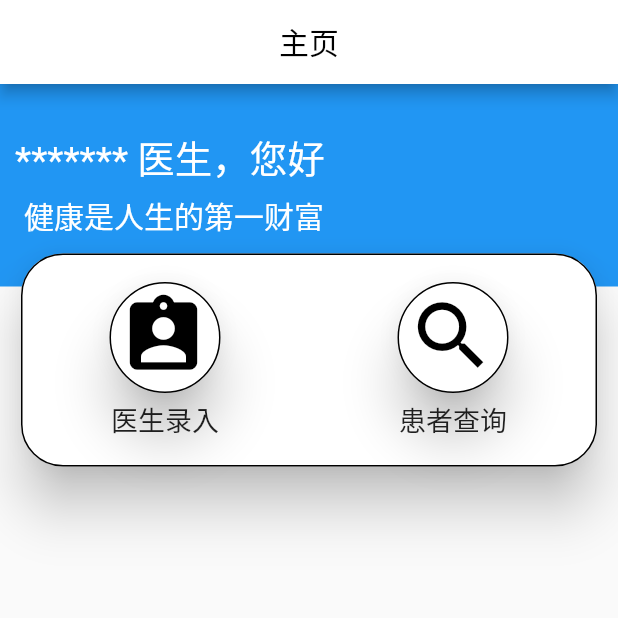
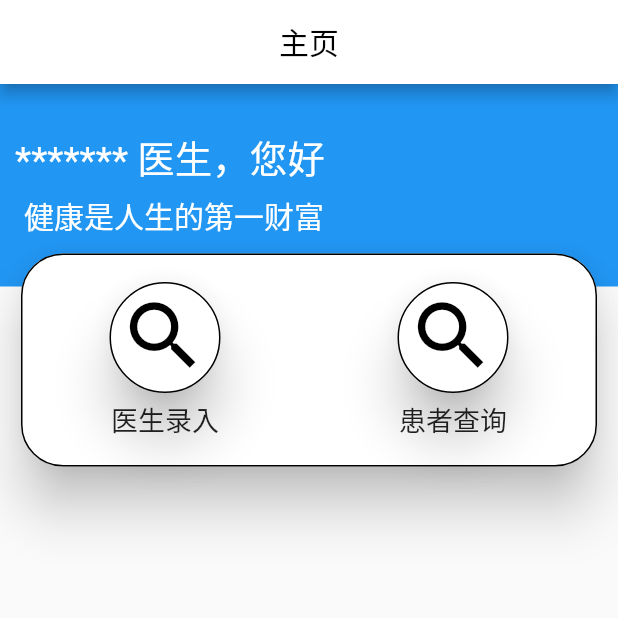
Before and after one commit to Dodoushu/ASECloudRecord, a Flutter app: the MainPage screen opened directly, on a phone screen of 412 x 824 dp, the top half of it. Run offline on Flutter 3.47's test engine with Material 2 defaults, Android fonts, the phone set to English and light mode, and no system bars; our stand-ins replace dio, file_picker, image_picker, photo_view, shared_preferences; missing offline and left inert: dart:ffi; accounts and stored records are empty.

Commit message:
路由逻辑错误修改

```diff
--- a/lib/doctor/MainFunctionPage.dart
+++ b/lib/doctor/MainFunctionPage.dart
@@ -1,5 +1,6 @@
 import 'package:flutter/material.dart';
 import 'BottomNavigationBar.dart';
+import 'Search.dart';
 void main() {
   runApp(new MaterialApp(
     title: '患者主功能页',
@@ -103,21 +104,32 @@ class MainPage extends StatelessWidget {
                                                   Radius.circular(100.0)),
                                               side: BorderSide(width: 1.0)),
                                         )),
-                                  new Container(
+                                    new InkWell(
+                                        onTap: (){
+                                          //Navigator.push(context, MaterialPageRoute(builder: (context) => 录入页面));
+                                        },
+                                        child: new Container(
 //                                                alignment: Alignment.center,
                                             padding: EdgeInsets.all(10),
                                             child: Icon(
-                                        Icons.assignment_ind,
+                                              Icons.search,
                                               size: 60,
                                               color: Colors.black,
                                             ))
+                                    ),
                                   ]),
-                                new Container(
+                                  new InkWell(
+                                    onTap: (){
+                                      //Navigator.push(context, MaterialPageRoute(builder: (context) => 录入页面));
+                                    },
+                                    child: Container(
                                         child: Text(
                                           '医生录入',
                                           style: TextStyle(fontSize: 18),
-                                ))
-                              ])),
+                                        )),
+                                  )
+                                ]),
+                              ),
                             ),
                             new Expanded(
                               child: new Container(
@@ -133,7 +145,11 @@ class MainPage extends StatelessWidget {
                                                 Radius.circular(100.0)),
                                             side: BorderSide(width: 1.0)),
                                       )),
-                                  new Container(
+                                  new InkWell(
+                                    onTap: (){
+                                      Navigator.push(context, MaterialPageRoute(builder: (context) => Search()));
+                                    },
+                                      child: new Container(
 //                                                alignment: Alignment.center,
                                           padding: EdgeInsets.all(10),
                                           child: Icon(
@@ -141,13 +157,20 @@ class MainPage extends StatelessWidget {
                                             size: 60,
                                             color: Colors.black,
                                           ))
+                                  ),
                                 ]),
-                                new Container(
+                                new InkWell(
+                                  onTap: (){
+                                    Navigator.push(context, MaterialPageRoute(builder: (context) => Search()));
+                                  },
+                                  child: Container(
                                       child: Text(
                                         '患者查询',
                                         style: TextStyle(fontSize: 18),
-                                ))
-                              ])),
+                                      )),
+                                )
+                              ]),
+                              ),
                             )
                           ]),
                     )),
--- a/lib/doctor/Search.dart
+++ b/lib/doctor/Search.dart
@@ -8,8 +8,6 @@ void main() => runApp(MaterialApp(
     ));
 
 class Search extends StatelessWidget {
-  BottomNavigationBarClass Bottom_NavigationBar =
-      new BottomNavigationBarClass();
   String name;
   String phone_num;
   String ID_num;
@@ -203,7 +201,6 @@ class Search extends StatelessWidget {
           ok,
         ],
       ),
-      bottomNavigationBar: Bottom_NavigationBar.Create(),
     );
   }
 }
```
Lines whose indentation alone changed are shown as unchanged.
